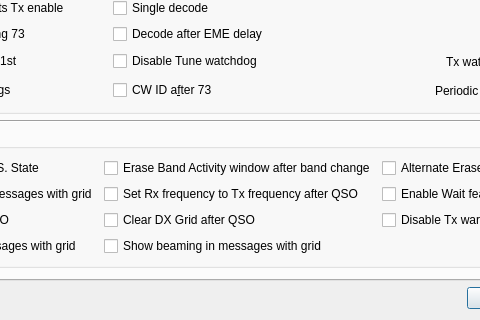
Before: the Qt Designer form Configuration_ohneAlerts.ui in uaro-radio/wsjtx, drawn with Qt 5; both pictures show x 174 to 654 and y 415 to 735 of the 818 by 735 pixel window.
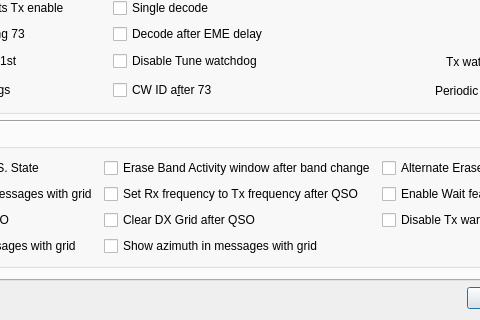
After: the same form once the commit is applied. Custom widgets are drawn as their Qt base class.

Commit message: Rename "Bearing" by "Azimuth".

```diff
--- a/Configuration_ohneAlerts.ui
+++ b/Configuration_ohneAlerts.ui
@@ -621,7 +621,7 @@
              <string>&lt;html&gt;&lt;head/&gt;&lt;body&gt;&lt;p&gt;If a station sends locator, calculate and show the beaming in Band Activity pane.&lt;/p&gt;&lt;/body&gt;&lt;/html&gt;</string>
             </property>
             <property name="text">
-             <string>Show beaming in messages with grid</string>
+             <string>Show azimuth in messages with grid</string>
             </property>
            </widget>
           </item>
```
Left out of the diff: 528 changed lines with no effect on the pictures. The commit also changes 19 other files.
